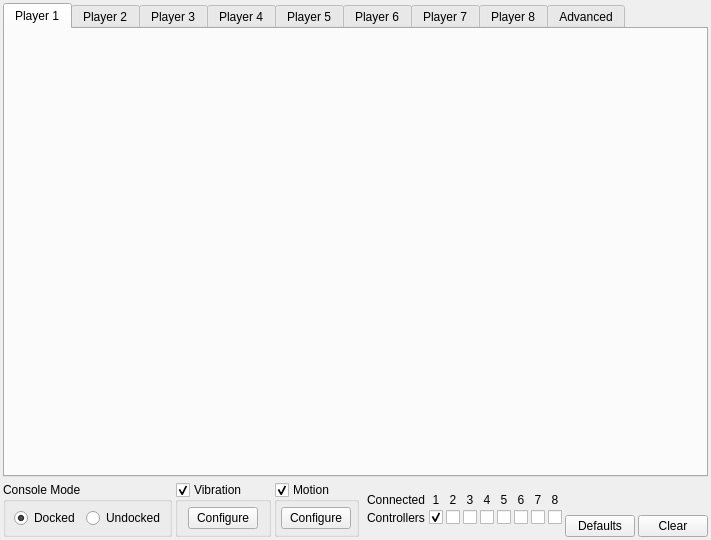
First picture: the form in src/yuzu/configuration/configure_input.ui, repository QuantumGhost/yuzu, before the edit.
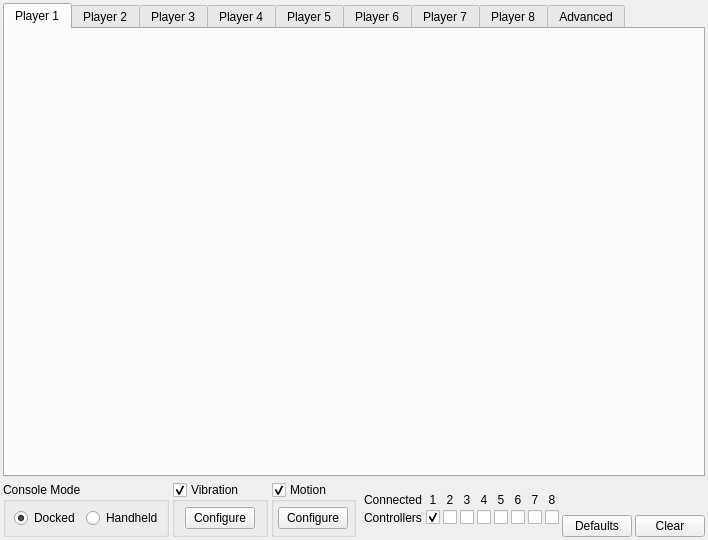
Second picture: the form after the edit.

Commit message: early-access version 2849

The edit to the form file:
```diff
--- a/src/yuzu/configuration/configure_input.ui
+++ b/src/yuzu/configuration/configure_input.ui
@@ -166,7 +166,7 @@
          <item>
           <widget class="QRadioButton" name="radioUndocked">
            <property name="text">
-            <string>Undocked</string>
+            <string>Handheld</string>
            </property>
           </widget>
          </item>
```
The commit also changes 1 other file.
